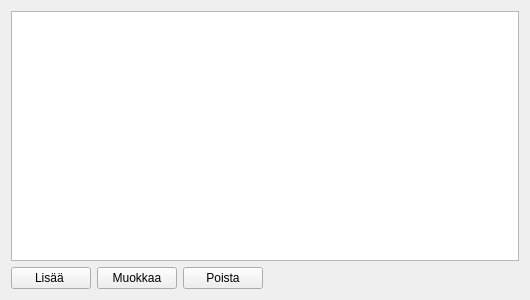
First picture: the form in kitsas/maaritys/maksutapamuokkaus.ui, repository artoh/kitupiikki, before the edit.
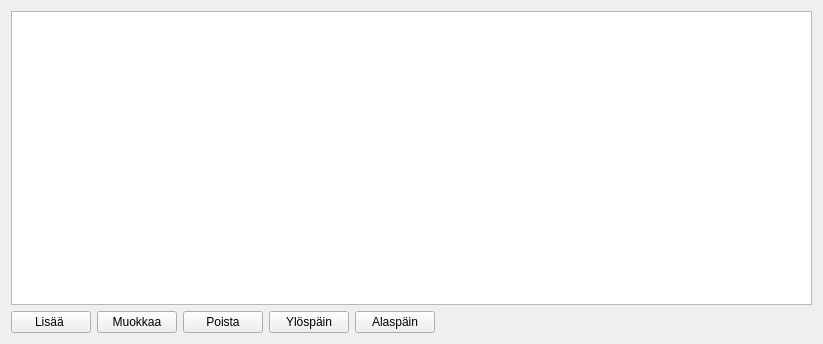
Second picture: the form after the edit. Icons and pictures are not drawn.

```diff
--- a/kitsas/maaritys/maksutapamuokkaus.ui
+++ b/kitsas/maaritys/maksutapamuokkaus.ui
@@ -6,8 +6,8 @@
    <rect>
     <x>0</x>
     <y>0</y>
-    <width>530</width>
-    <height>300</height>
+    <width>823</width>
+    <height>344</height>
    </rect>
   </property>
   <property name="windowTitle">
@@ -65,6 +65,28 @@
        </property>
       </widget>
      </item>
+     <item>
+      <widget class="QPushButton" name="ylosNappi">
+       <property name="text">
+        <string>Ylöspäin</string>
+       </property>
+       <property name="icon">
+        <iconset resource="../pic/pic.qrc">
+         <normaloff>:/pic/up.png</normaloff>:/pic/up.png</iconset>
+       </property>
+      </widget>
+     </item>
+     <item>
+      <widget class="QPushButton" name="alasNappi">
+       <property name="text">
+        <string>Alaspäin</string>
+       </property>
+       <property name="icon">
+        <iconset resource="../pic/pic.qrc">
+         <normaloff>:/pic/down.png</normaloff>:/pic/down.png</iconset>
+       </property>
+      </widget>
+     </item>
      <item>
       <spacer name="horizontalSpacer">
        <property name="orientation">
```
Left out of the diff: 10 changed lines with no effect on the pictures.
